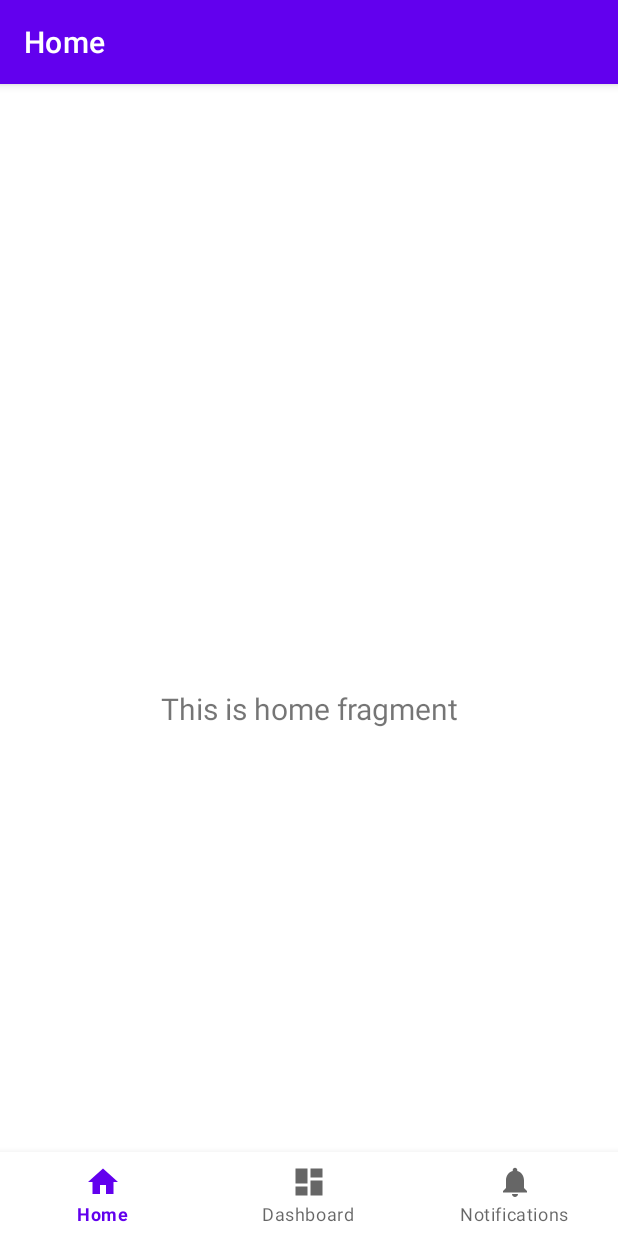
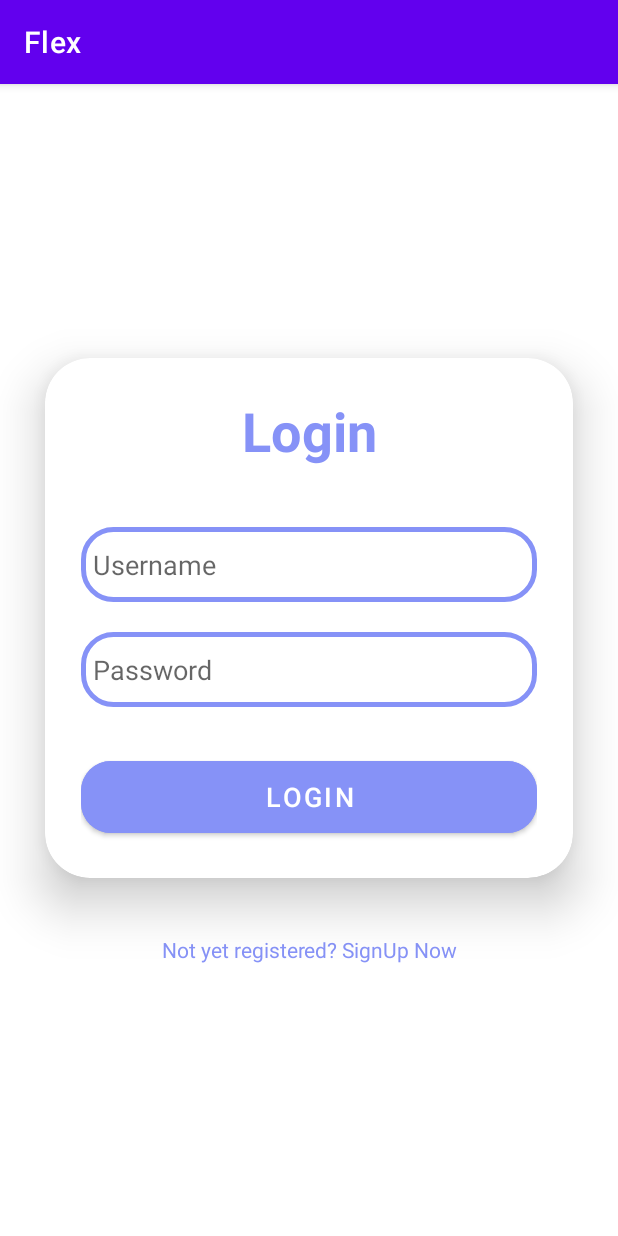
Before and after one commit to AlexEchanove/Flex, an Android app: the screen it shows after launch (MainActivity), on a phone screen of 412 x 824 dp. Run offline under Robolectric (Android 15) with nearby library versions, the phone set to English and light mode, and no system bars.

Commit message:
created base login page

```diff
--- a/app/build.gradle.kts
+++ b/app/build.gradle.kts
@@ -1,5 +1,6 @@
 plugins {
     id("com.android.application")
+
 }
 
 android {
@@ -8,7 +9,7 @@ android {
 
     defaultConfig {
         applicationId = "com.example.flex"
-        minSdk = 24
+        minSdk = 22
         targetSdk = 33
         versionCode = 1
         versionName = "1.0"
@@ -43,4 +44,5 @@ dependencies {
     testImplementation("junit:junit:4.13.2")
     androidTestImplementation("androidx.test.ext:junit:1.1.5")
     androidTestImplementation("androidx.test.espresso:espresso-core:3.5.1")
+    implementation(platform("org.jetbrains.kotlin:kotlin-bom:1.8.0"))
 }
--- a/app/src/main/java/com/example/flex/MainActivity.java
+++ b/app/src/main/java/com/example/flex/MainActivity.java
@@ -1,37 +1,30 @@
 package com.example.flex;
-
+import androidx.appcompat.app.AppCompatActivity;
 import android.os.Bundle;
-
-import com.google.android.material.bottomnavigation.BottomNavigationView;
-
-import androidx.appcompat.app.AppCompatActivity;
-import androidx.navigation.NavController;
-import androidx.navigation.Navigation;
-import androidx.navigation.ui.AppBarConfiguration;
-import androidx.navigation.ui.NavigationUI;
-
-import com.example.flex.databinding.ActivityMainBinding;
-
+import android.view.View;
+import android.widget.Button;
+import android.widget.EditText;
+import android.widget.Toast;
 public class MainActivity extends AppCompatActivity {
-
-    private ActivityMainBinding binding;
-
+    EditText username;
+    EditText password;
+    Button loginButton;
     @Override
     protected void onCreate(Bundle savedInstanceState) {
         super.onCreate(savedInstanceState);
-
-        binding = ActivityMainBinding.inflate(getLayoutInflater());
-        setContentView(binding.getRoot());
-
-        BottomNavigationView navView = findViewById(R.id.nav_view);
-        // Passing each menu ID as a set of Ids because each
-        // menu should be considered as top level destinations.
-        AppBarConfiguration appBarConfiguration = new AppBarConfiguration.Builder(
-                R.id.navigation_home, R.id.navigation_dashboard, R.id.navigation_notifications)
-                .build();
-        NavController navController = Navigation.findNavController(this, R.id.nav_host_fragment_activity_main);
-        NavigationUI.setupActionBarWithNavController(this, navController, appBarConfiguration);
-        NavigationUI.setupWithNavController(binding.navView, navController);
+        setContentView(R.layout.activity_main);
+        username = findViewById(R.id.username);
+        password = findViewById(R.id.password);
+        loginButton = findViewById(R.id.loginButton);
+        loginButton.setOnClickListener(new View.OnClickListener() {
+            @Override
+            public void onClick(View view) {
+                if (username.getText().toString().equals("user") && password.getText().toString().equals("1234")) {
+                    Toast.makeText(MainActivity.this, "Login Successful!", Toast.LENGTH_SHORT).show();
+                } else {
+                    Toast.makeText(MainActivity.this, "Login Failed!", Toast.LENGTH_SHORT).show();
+                }
+            }
+        });
     }
-
 }
--- /dev/null
+++ b/app/src/main/res/drawable/custom_edittext.xml
@@ -0,0 +1,9 @@
+<?xml version="1.0" encoding="utf-8"?>
+<shape xmlns:android="http://schemas.android.com/apk/res/android"
+    android:shape="rectangle">
+    <stroke
+        android:width="3dp"
+        android:color="@color/purple"/>
+    <corners
+        android:radius="20dp"/>
+</shape>
--- a/app/src/main/res/layout/activity_main.xml
+++ b/app/src/main/res/layout/activity_main.xml
@@ -1,33 +1,78 @@
 <?xml version="1.0" encoding="utf-8"?>
-<androidx.constraintlayout.widget.ConstraintLayout xmlns:android="http://schemas.android.com/apk/res/android"
+<LinearLayout
+    xmlns:android="http://schemas.android.com/apk/res/android"
     xmlns:app="http://schemas.android.com/apk/res-auto"
-    android:id="@+id/container"
+    xmlns:tools="http://schemas.android.com/tools"
+    xmlns:card_view="http://schemas.android.com/apk/res-auto"
     android:layout_width="match_parent"
     android:layout_height="match_parent"
-    android:paddingTop="?attr/actionBarSize">
-
-    <com.google.android.material.bottomnavigation.BottomNavigationView
-        android:id="@+id/nav_view"
-        android:layout_width="0dp"
+    android:orientation="vertical"
+    android:gravity="center"
+    tools:context=".MainActivity">
+    <androidx.cardview.widget.CardView
+        android:layout_width="match_parent"
         android:layout_height="wrap_content"
-        android:layout_marginStart="0dp"
-        android:layout_marginEnd="0dp"
-        android:background="?android:attr/windowBackground"
-        app:layout_constraintBottom_toBottomOf="parent"
-        app:layout_constraintLeft_toLeftOf="parent"
-        app:layout_constraintRight_toRightOf="parent"
-        app:menu="@menu/bottom_nav_menu" />
-
-    <fragment
-        android:id="@+id/nav_host_fragment_activity_main"
-        android:name="androidx.navigation.fragment.NavHostFragment"
-        android:layout_width="match_parent"
-        android:layout_height="match_parent"
-        app:defaultNavHost="true"
-        app:layout_constraintBottom_toTopOf="@id/nav_view"
-        app:layout_constraintLeft_toLeftOf="parent"
-        app:layout_constraintRight_toRightOf="parent"
-        app:layout_constraintTop_toTopOf="parent"
-        app:navGraph="@navigation/mobile_navigation" />
-
-</androidx.constraintlayout.widget.ConstraintLayout>
+        android:layout_margin="30dp"
+        app:cardCornerRadius="30dp"
+        app:cardElevation="20dp"
+        android:background="@drawable/custom_edittext">
+        <LinearLayout
+            android:layout_width="match_parent"
+            android:layout_height="wrap_content"
+            android:orientation="vertical"
+            android:layout_gravity="center_horizontal"
+            android:padding="24dp">
+            <TextView
+                android:layout_width="match_parent"
+                android:layout_height="wrap_content"
+                android:text="Login"
+                android:id="@+id/loginText"
+                android:textSize="36sp"
+                android:textAlignment="center"
+                android:textStyle="bold"
+                android:textColor="@color/purple"/>
+            <EditText
+                android:layout_width="match_parent"
+                android:layout_height="50dp"
+                android:id="@+id/username"
+                android:background="@drawable/custom_edittext"
+                android:drawablePadding="8dp"
+                android:hint="Username"
+                android:padding="8dp"
+                android:textColor="@color/black"
+                android:textColorHighlight="@color/cardview_dark_background"
+                android:layout_marginTop="40dp"/>
+            <EditText
+                android:layout_width="match_parent"
+                android:layout_height="50dp"
+                android:id="@+id/password"
+                android:background="@drawable/custom_edittext"
+                android:drawablePadding="8dp"
+                android:hint="Password"
+                android:padding="8dp"
+                android:inputType="textPassword"
+                android:textColor="@color/black"
+                android:textColorHighlight="@color/cardview_dark_background"
+                android:layout_marginTop="20dp"/>
+            <Button
+                android:layout_width="match_parent"
+                android:layout_height="60dp"
+                android:id="@+id/loginButton"
+                android:text="Login"
+                android:textSize="18sp"
+                android:layout_marginTop="30dp"
+                android:backgroundTint="@color/purple"
+                app:cornerRadius = "20dp"/>
+        </LinearLayout>
+    </androidx.cardview.widget.CardView>
+    <TextView
+        android:layout_width="wrap_content"
+        android:layout_height="wrap_content"
+        android:padding="8dp"
+        android:text="Not yet registered? SignUp Now"
+        android:textSize="14sp"
+        android:textAlignment="center"
+        android:id="@+id/signupText"
+        android:textColor="@color/purple"
+        android:layout_marginBottom="20dp"/>
+</LinearLayout>
--- a/app/src/main/res/values/colors.xml
+++ b/app/src/main/res/values/colors.xml
@@ -3,6 +3,7 @@
     <color name="purple_200">#FFBB86FC</color>
     <color name="purple_500">#FF6200EE</color>
     <color name="purple_700">#FF3700B3</color>
+    <color name="purple">#8692f7</color>
     <color name="teal_200">#FF03DAC5</color>
     <color name="teal_700">#FF018786</color>
     <color name="black">#FF000000</color>
```
